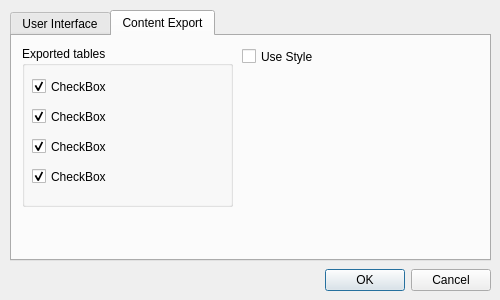
anqafalak/japkatsuyou, file jpconj/Ui/preference.ui: the form before one commit.
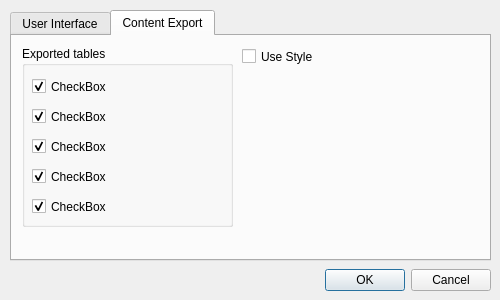
The form after the commit. The open tabs and pages were chosen to show the change.

What changed in the file:
```diff
--- a/jpconj/Ui/preference.ui
+++ b/jpconj/Ui/preference.ui
@@ -135,7 +135,7 @@
        <x>10</x>
        <y>10</y>
        <width>211</width>
-       <height>161</height>
+       <height>181</height>
       </rect>
      </property>
      <property name="title">
@@ -205,6 +205,22 @@
        <bool>true</bool>
       </property>
      </widget>
+     <widget class="QCheckBox" name="exp_check">
+      <property name="geometry">
+       <rect>
+        <x>10</x>
+        <y>150</y>
+        <width>191</width>
+        <height>21</height>
+       </rect>
+      </property>
+      <property name="text">
+       <string notr="true">CheckBox</string>
+      </property>
+      <property name="checked">
+       <bool>true</bool>
+      </property>
+     </widget>
     </widget>
     <widget class="QCheckBox" name="styleUse_check">
      <property name="geometry">
```
